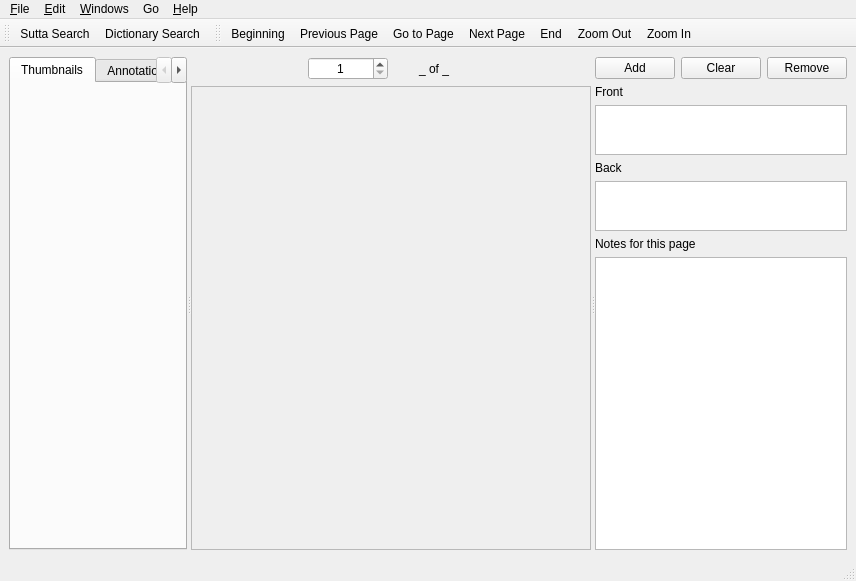
The window that simsapa/assets/ui/document_reader_window.ui (simsapa/simsapa) describes before a commit, drawn with Qt 5.
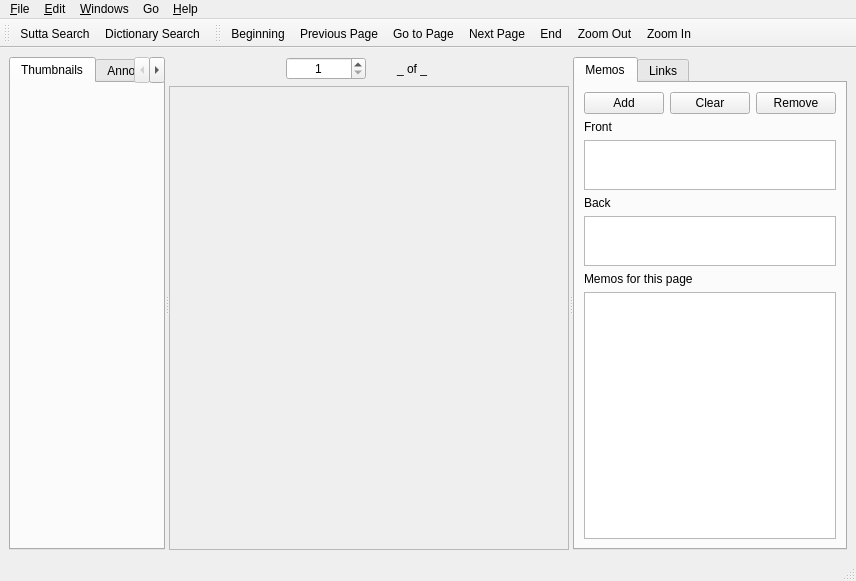
The same window after the commit. Icons and pictures are not drawn.

Commit message: document reader tabs

```diff
--- a/simsapa/assets/ui/document_reader_window.ui
+++ b/simsapa/assets/ui/document_reader_window.ui
@@ -214,6 +214,18 @@
          </layout>
         </widget>
         <widget class="QWidget" name="verticalLayoutWidget">
+         <layout class="QVBoxLayout" name="tabs_layout">
+          <item>
+           <widget class="QTabWidget" name="rightside_tabs">
+            <property name="currentIndex">
+             <number>0</number>
+            </property>
+            <widget class="QWidget" name="memos_tab">
+             <attribute name="title">
+              <string>Memos</string>
+             </attribute>
+             <layout class="QVBoxLayout" name="verticalLayout_7">
+              <item>
          <layout class="QVBoxLayout" name="memos_layout">
           <item>
            <layout class="QHBoxLayout" name="horizontalLayout">
@@ -289,12 +301,28 @@
           <item>
            <widget class="QLabel" name="label_3">
             <property name="text">
-             <string>Notes for this page</string>
+                   <string>Memos for this page</string>
             </property>
            </widget>
           </item>
           <item>
            <widget class="QListView" name="memos_list"/>
+                </item>
+               </layout>
+              </item>
+             </layout>
+            </widget>
+            <widget class="QWidget" name="links_tab">
+             <attribute name="title">
+              <string>Links</string>
+             </attribute>
+             <layout class="QVBoxLayout" name="verticalLayout_6">
+              <item>
+               <layout class="QVBoxLayout" name="links_layout"/>
+              </item>
+             </layout>
+            </widget>
+           </widget>
           </item>
          </layout>
         </widget>
```
Lines whose indentation alone changed are shown as unchanged. The commit also changes 2 other files.
